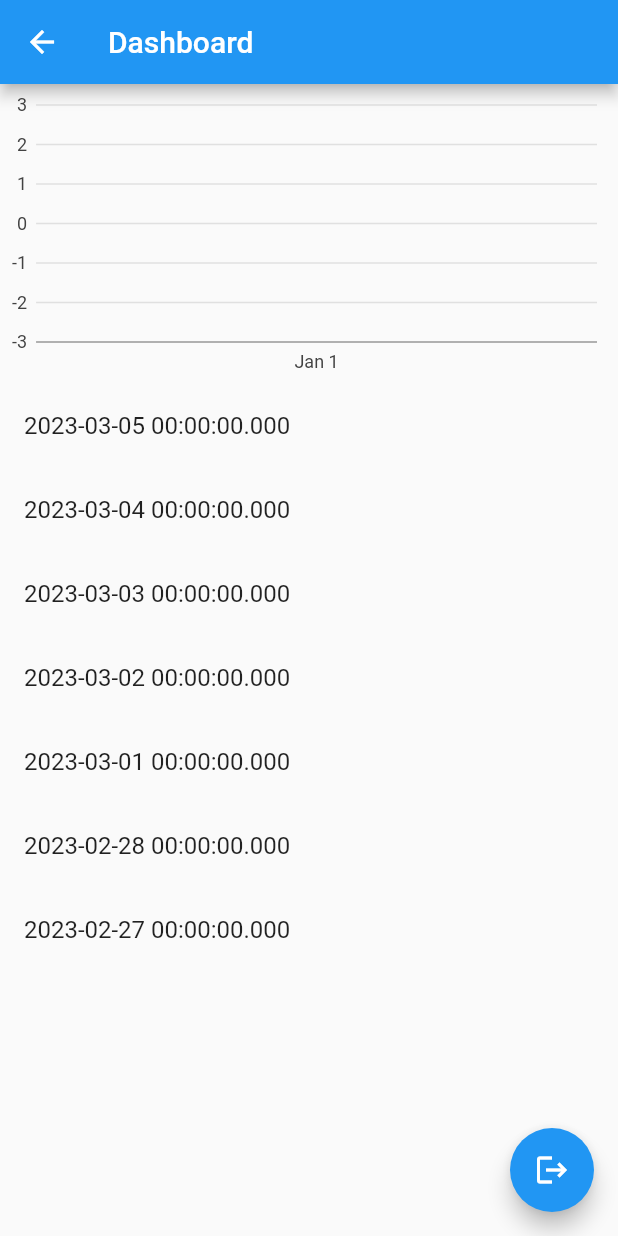
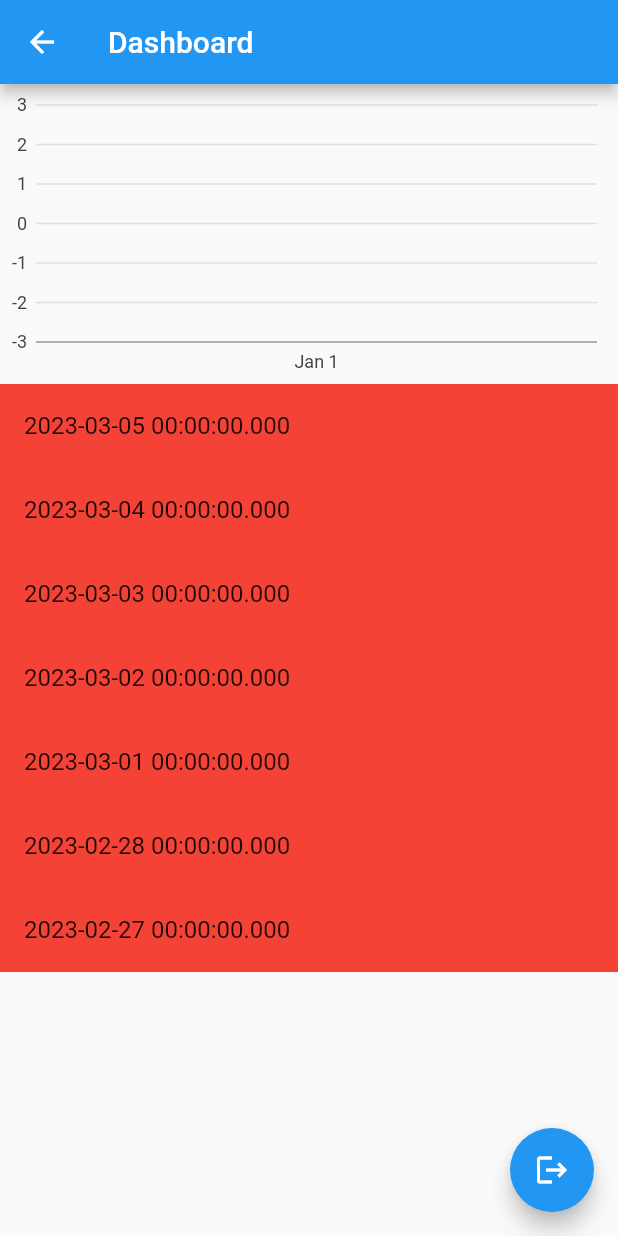
Before and after one commit to 2NHack2023/mindmatemobile, a Flutter app: the Dashboard screen opened by its route, on a phone screen of 412 x 824 dp. Run offline on Flutter 3.47's test engine with Material 2 defaults, Android fonts, the phone set to English and light mode, and no system bars; our stand-ins replace charts_flutter, supabase_flutter; accounts and stored records are empty; statements that could not run were skipped.

Commit message:
Improve design for ListTile

```diff
--- a/lib/dashboard.dart
+++ b/lib/dashboard.dart
@@ -115,7 +115,9 @@ class _DashboardState extends State<Dashboard> {
             itemCount: _listData.length,
             itemBuilder: (BuildContext context, int index) {
               final item = _listData[index];
-              return ListTile(
+              return Container(
+                color: !item.filled ? Colors.red : Colors.white,
+                child: ListTile(
                     title: Text(
                         DateTime(item.date.year, item.date.month, item.date.day)
                             .toString()),
@@ -128,7 +130,8 @@ class _DashboardState extends State<Dashboard> {
                           ),
                         );
                       }
-                  });
+                    }),
+              );
             },
           ))
         ]),
```
Lines whose indentation alone changed are shown as unchanged.
